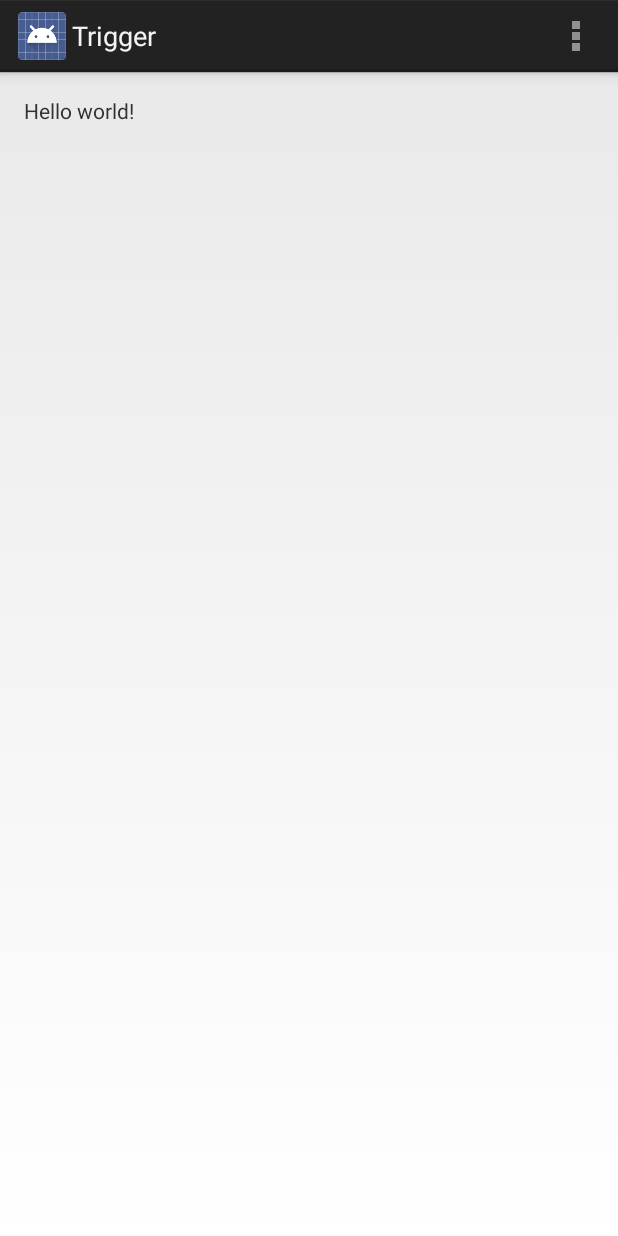
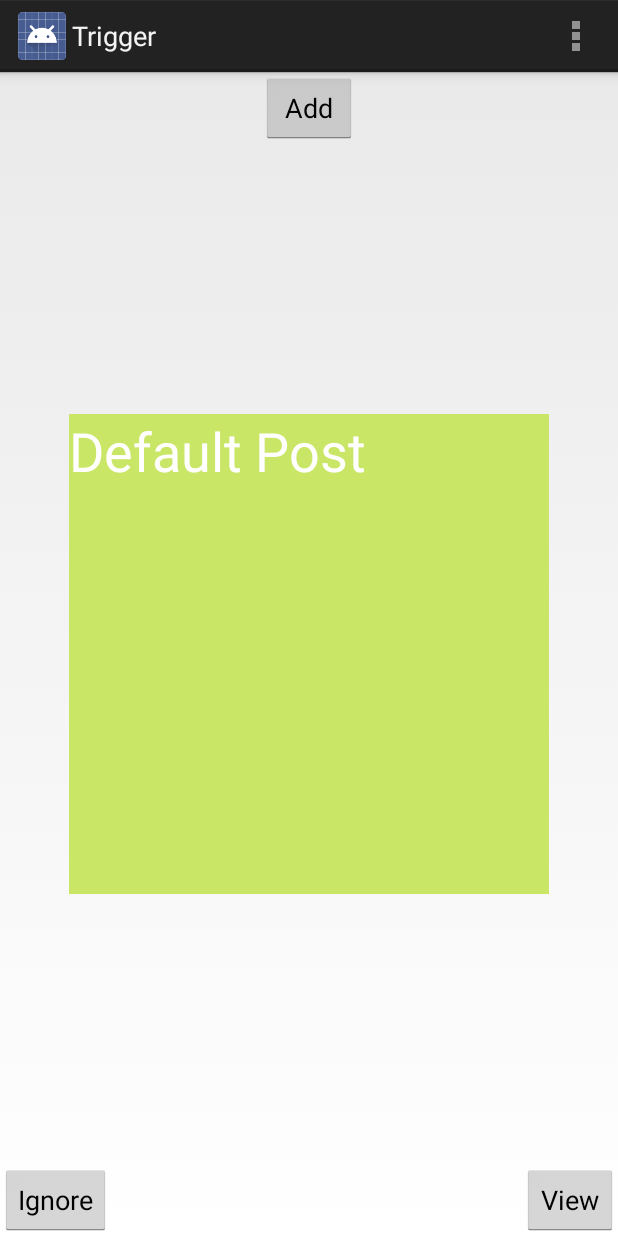
Before and after one commit to lhobbs/TriggerApp, an Android app: the screen it shows after launch (Home), on a phone screen of 412 x 824 dp. Run offline under Robolectric (Android 15) with nearby library versions, the light colour scheme and no system bars.

Commit message:
Basic Screen Content Loaded

```diff
--- a/app/src/main/java/trigger/googlehack/trigger/Home.java
+++ b/app/src/main/java/trigger/googlehack/trigger/Home.java
@@ -10,20 +10,27 @@ import android.view.MenuItem;
 import android.view.View;
 import android.view.ViewGroup;
 import android.os.Build;
-
+import android.content.Intent;
+import android.widget.EditText;
+import android.widget.TextView;
 
 
 public class Home extends Activity {
+
+    static TextView currPost;
 
     @Override
     protected void onCreate(Bundle savedInstanceState) {
         super.onCreate(savedInstanceState);
         setContentView(R.layout.activity_home);
-        if (savedInstanceState == null) {
-            getFragmentManager().beginTransaction()
-                    .add(R.id.container, new PlaceholderFragment())
-                    .commit();
+
+        String currentPost = "Default Post";
+        Bundle extras = getIntent().getExtras();
+        if (extras != null) {
+            currentPost = extras.getString("myPost");
         }
+        currPost = (TextView) findViewById(R.id.textView);
+        currPost.setText(currentPost);
     }
 
 
@@ -46,19 +53,27 @@ public class Home extends Activity {
         return super.onOptionsItemSelected(item);
     }
 
-    /**
-     * A placeholder fragment containing a simple view.
-     */
-    public static class PlaceholderFragment extends Fragment {
 
-        public PlaceholderFragment() {
-        }
+    /** Called when the user clicks the view button */
+    public void  details(View view) {
+        // Do something in response to button
+        Intent intent = new Intent(this, Details.class);
+        startActivity(intent);
+    }
 
-        @Override
-        public View onCreateView(LayoutInflater inflater, ViewGroup container,
-                Bundle savedInstanceState) {
-            View rootView = inflater.inflate(R.layout.fragment_home, container, false);
-            return rootView;
-        }
+    /** Called when the user clicks the ignore button */
+    public void  ignore(View view) {
+        // Do something in response to button
+        Intent intent = new Intent(this, Home.class);
+        startActivity(intent);
     }
+
+    /** Called when the user clicks the add button */
+    public void  newPost(View view) {
+        // Do something in response to button
+        Intent intent = new Intent(this, Add.class);
+        intent.putExtra("myPost", "A New Post");
+        startActivity(intent);
+    }
+
 }
--- a/app/src/main/res/layout/activity_home.xml
+++ b/app/src/main/res/layout/activity_home.xml
@@ -4,4 +4,41 @@
     android:layout_width="match_parent"
     android:layout_height="match_parent"
     tools:context=".Home"
-    tools:ignore="MergeRootFrame" />
+    tools:ignore="MergeRootFrame">
+
+    <Button
+        android:layout_width="wrap_content"
+        android:layout_height="wrap_content"
+        android:text="Ignore"
+        android:id="@+id/button"
+        android:layout_gravity="left|bottom"
+        android:onClick="ignore" />
+
+    <Button
+        android:layout_width="wrap_content"
+        android:layout_height="wrap_content"
+        android:text="View"
+        android:id="@+id/button2"
+        android:layout_gravity="right|bottom"
+        android:onClick="details" />
+
+    <TextView
+        android:layout_width="320dp"
+        android:layout_height="320dp"
+        android:textAppearance="?android:attr/textAppearanceLarge"
+        android:text="User Post Goes Here"
+        android:id="@+id/textView"
+        android:layout_gravity="center"
+        android:background="#cae666"
+        android:textColor="#FFF"
+        android:textSize="36dp" />
+
+    <Button
+        android:layout_width="wrap_content"
+        android:layout_height="wrap_content"
+        android:text="Add"
+        android:id="@+id/button3"
+        android:layout_gravity="center_horizontal|top"
+        android:onClick="newPost" />
+
+</FrameLayout>
--- a/app/src/main/res/layout/fragment_home.xml
+++ /dev/null
@@ -1,16 +0,0 @@
-<RelativeLayout xmlns:android="http://schemas.android.com/apk/res/android"
-    xmlns:tools="http://schemas.android.com/tools"
-    android:layout_width="match_parent"
-    android:layout_height="match_parent"
-    android:paddingLeft="@dimen/activity_horizontal_margin"
-    android:paddingRight="@dimen/activity_horizontal_margin"
-    android:paddingTop="@dimen/activity_vertical_margin"
-    android:paddingBottom="@dimen/activity_vertical_margin"
-    tools:context=".Home$PlaceholderFragment">
-
-    <TextView
-        android:text="@string/hello_world"
-        android:layout_width="wrap_content"
-        android:layout_height="wrap_content" />
-
-</RelativeLayout>
--- a/app/src/main/res/values/strings.xml
+++ b/app/src/main/res/values/strings.xml
@@ -4,5 +4,7 @@
     <string name="app_name">Trigger</string>
     <string name="hello_world">Hello world!</string>
     <string name="action_settings">Settings</string>
+    <string name="title_activity_details">Details</string>
+    <string name="title_activity_add">Add</string>
 
 </resources>
```
Also changed, not shown: app/src/main/AndroidManifest.xml (+8 -0 lines), app/src/main/java/trigger/googlehack/trigger/Add.java (added, +56 -0 lines), app/src/main/java/trigger/googlehack/trigger/Details.java (added, +43 -0 lines), app/src/main/res/drawable-hdpi/tag.xml (added, +7 -0 lines), app/src/main/res/layout/activity_add.xml (added, +21 -0 lines), app/src/main/res/layout/activity_details.xml (added, +74 -0 lines), app/src/main/res/menu/add.xml (added, +8 -0 lines), app/src/main/res/menu/details.xml (added, +8 -0 lines), 2 other files.
